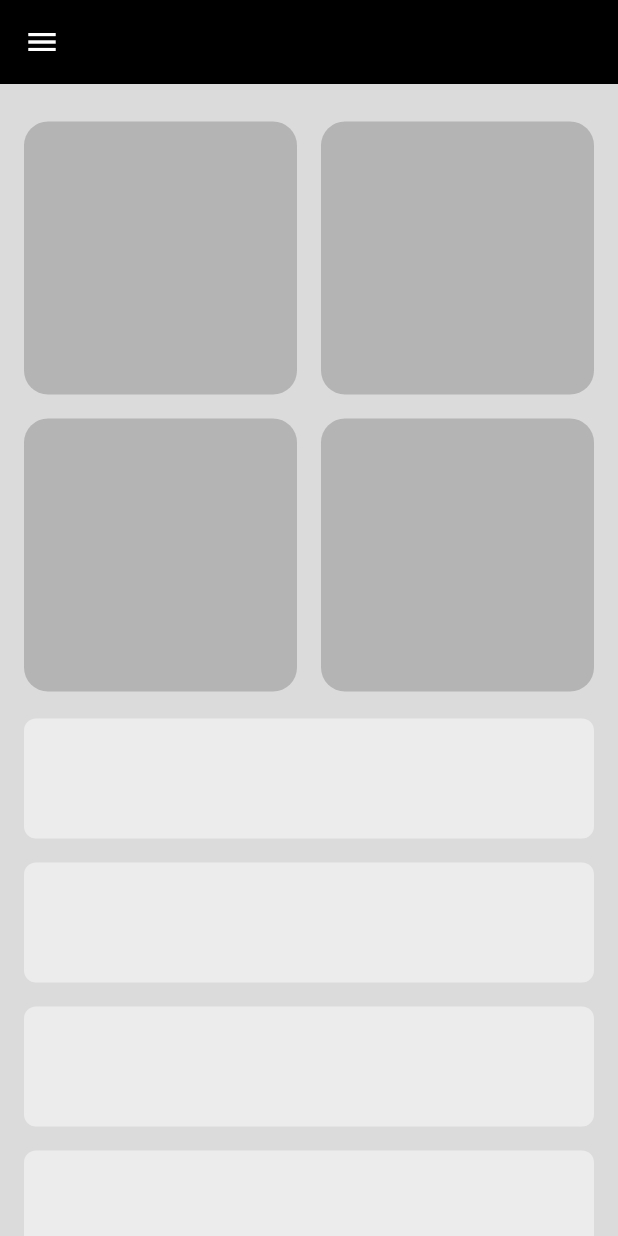
After one commit to salahsaleh1015/Mastering-Flutter-Responsive-Adaptive-UI-Design, a Flutter app: the screen it shows after launch, on a phone screen of 412 x 824 dp. The commit adds this screen. Run offline on Flutter 3.47's test engine with Material 3 defaults, Android fonts, the phone set to English and light mode, and no system bars.

Commit message:
finish tablet UI

```diff
--- a/lib/adaptive_app/widgets/home_view_body.dart
+++ b/lib/adaptive_app/widgets/home_view_body.dart
@@ -1,22 +1,22 @@
 import 'package:flutter/material.dart';
 import 'package:mastering_flutter_responsive_and_adaptive_ui_design_course/adaptive_app/widgets/custom_sliver_grid_view.dart';
+import 'package:mastering_flutter_responsive_and_adaptive_ui_design_course/adaptive_app/widgets/custom_sliver_horizontal_list.dart';
 import 'package:mastering_flutter_responsive_and_adaptive_ui_design_course/adaptive_app/widgets/custom_sliver_list.dart';
+import 'package:mastering_flutter_responsive_and_adaptive_ui_design_course/adaptive_app/widgets/mobile_layout_widget.dart';
+import 'package:mastering_flutter_responsive_and_adaptive_ui_design_course/adaptive_app/widgets/tablet_layout_widget.dart';
 
 class HomeViewBody extends StatelessWidget {
   const HomeViewBody({super.key});
 
   @override
   Widget build(BuildContext context) {
-    return Padding(
-      padding: const EdgeInsets.symmetric(horizontal: 16),
-      child: CustomScrollView(
-        slivers: [
-          SliverToBoxAdapter(child: SizedBox(height: 25)),
-          CustomSliverGridView(),
-          SliverToBoxAdapter(child: SizedBox(height: 10)),
-          CustomSliverList(),
-        ],
-      ),
+    return LayoutBuilder(
+      builder: (BuildContext context, BoxConstraints constraints) {
+        if (constraints.maxWidth > 600) {
+          return const TabletLayoutWidget();
+        }
+        return const MobileLayoutWidget();
+      },
     );
   }
 }
--- /dev/null
+++ b/lib/adaptive_app/widgets/mobile_layout_widget.dart
@@ -0,0 +1,25 @@
+
+
+
+import 'package:flutter/material.dart';
+import 'package:mastering_flutter_responsive_and_adaptive_ui_design_course/adaptive_app/widgets/custom_sliver_grid_view.dart';
+import 'package:mastering_flutter_responsive_and_adaptive_ui_design_course/adaptive_app/widgets/custom_sliver_list.dart';
+
+class MobileLayoutWidget extends StatelessWidget {
+  const MobileLayoutWidget({super.key});
+
+  @override
+  Widget build(BuildContext context) {
+    return Padding(
+      padding: const EdgeInsets.symmetric(horizontal: 16),
+      child: CustomScrollView(
+        slivers: [
+          SliverToBoxAdapter(child: SizedBox(height: 25)),
+          CustomSliverGridView(),
+          SliverToBoxAdapter(child: SizedBox(height: 10)),
+          CustomSliverList(),
+        ],
+      ),
+    );
+  }
+}
```
Also changed, not shown: lib/adaptive_app/widgets/custom_sliver_horizontal_list.dart (added, +31 -0 lines), lib/adaptive_app/widgets/tablet_layout_widget.dart (added, +27 -0 lines).
